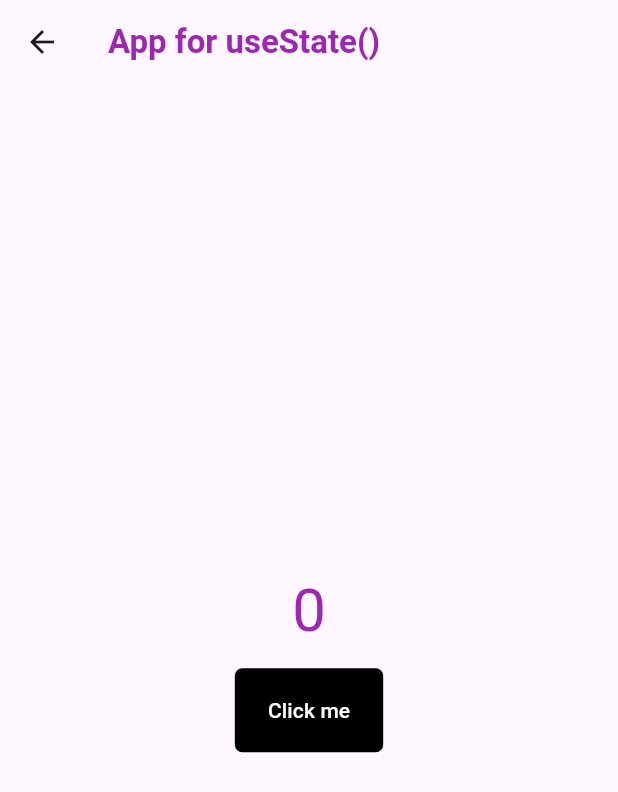
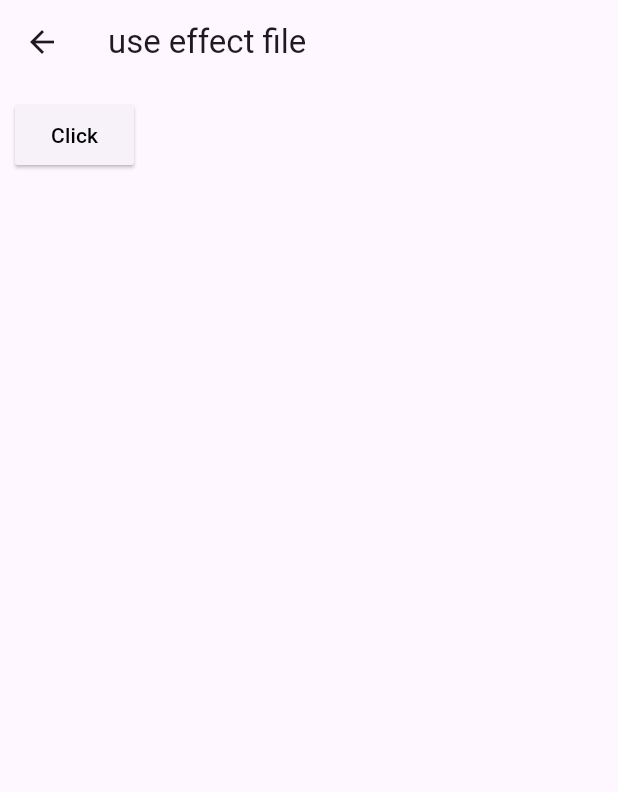
Before and after one commit to Prashant9002/Flutter-Hooks, a Flutter app: the screen it shows after launch, after a tap on the "ac unit" icon, on a phone screen of 412 x 824 dp. Shown: the top 792 px of the screen. Run offline on Flutter 3.47's test engine with Material 3 defaults, Android fonts, the phone set to English and light mode, and no system bars; our stand-ins replace flutter_hooks; missing offline and left inert: dart:ffi.

Commit message:
use effect implemented

```diff
--- a/lib/fragments/frag_1.dart
+++ b/lib/fragments/frag_1.dart
@@ -4,10 +4,10 @@ import 'package:flutter/material.dart';
 import 'package:flutter_hooks/flutter_hooks.dart';
 
 void main(){
-  return runApp(App());
+  return runApp(AppOne());
 }
 
-class App extends StatelessWidget{
+class AppOne extends StatelessWidget{
   @override
   Widget build(BuildContext context){
     return _App();
--- /dev/null
+++ b/lib/fragments/frag_use_effect_file.dart
@@ -0,0 +1,95 @@
+import 'package:flutter/material.dart';
+import 'package:flutter/material.dart';
+import 'package:flutter_hooks/flutter_hooks.dart';
+
+void main(){
+   runApp(AppSecond());
+}
+
+class AppSecond extends StatelessWidget{
+  @override
+  Widget build(BuildContext context) {
+     return screen();
+  }
+
+}
+
+class screen extends HookWidget{
+  @override
+  Widget build(BuildContext context) {
+    var show = useState(false);
+
+    return Scaffold(
+      appBar: AppBar(
+        title: Text(
+          "use effect file"
+        ),
+      ),
+
+      body: Padding(padding: EdgeInsets.all(10),
+      child: Column(
+        children: [
+          ElevatedButton(
+              onPressed: ()=>{
+                print("Thread 007 ${show.value}"),
+                show.value = !show.value
+              },
+              style: ButtonStyle(
+                  shape:MaterialStateProperty.all(
+                      RoundedRectangleBorder(
+                          borderRadius: BorderRadius.circular(2)
+                      )
+                  )
+              ),
+              child: Text(
+                "Click",
+                style: TextStyle(
+                  color: Colors.black,
+                ),
+              )
+          ),
+          SizedBox(height: 20,),
+
+          if(show.value)  DialogBox()
+        ],
+      ),
+      )
+    );
+  }
+}
+
+class DialogBox extends HookWidget{
+  @override
+  Widget build(BuildContext context) {
+
+    useEffect(
+        (){
+          print("Thread 007 Widget Created");
+          return (){
+            print("Thread 007 Widget life Cycle ended");
+          };
+        }
+    );
+    return Container(
+      height: 200,
+      width: 200,
+      decoration: BoxDecoration(
+        borderRadius: BorderRadius.circular(10),
+        color: Colors.purple,
+      ),
+      child: Column(
+        mainAxisAlignment: MainAxisAlignment.center,
+        children: [
+          Text(
+            "Hello there i'm showing !!",
+            style: TextStyle(
+                color: Colors.white,
+                fontWeight: FontWeight.bold
+            ),
+          )
+        ],
+      ),
+    );
+  }
+
+}
--- a/lib/main.dart
+++ b/lib/main.dart
@@ -1,5 +1,6 @@
 import 'package:flutter/material.dart';
 import 'fragments/frag_1.dart';
+import 'fragments/frag_use_effect_file.dart';
 
 void main() {
   runApp(const Screen());
@@ -40,7 +41,7 @@ class fragment extends State<_Screen>{
           icon: Icon(Icons.ac_unit),
           onPressed: ()=>{
             Navigator.push(context,
-            MaterialPageRoute(builder: (context)=>App())
+            MaterialPageRoute(builder: (context)=>AppSecond())
             )
           },
         ),
```
